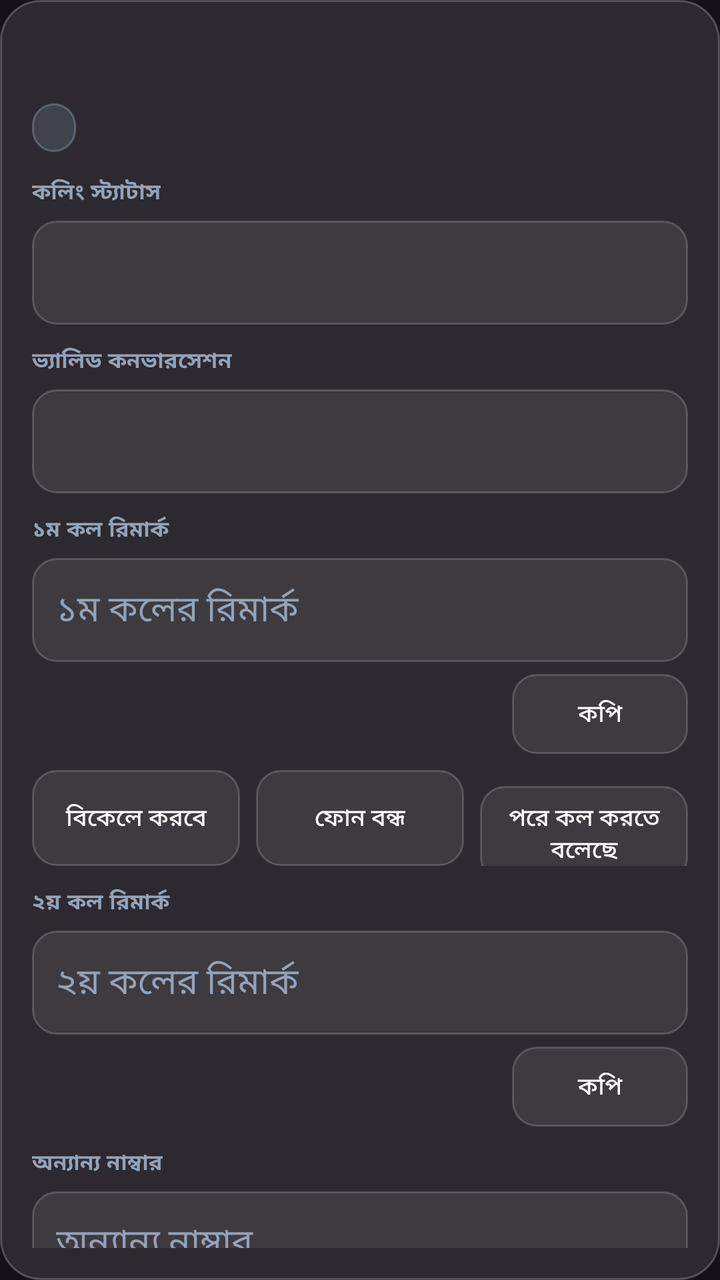
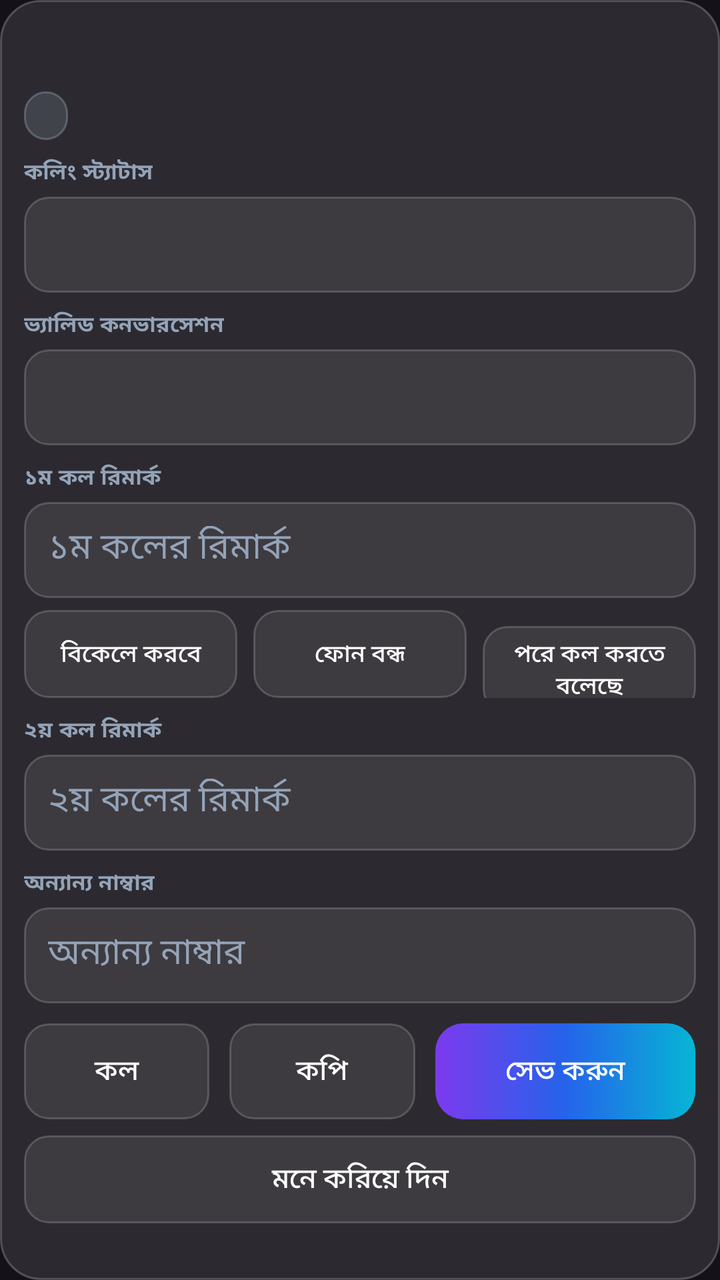

The first picture is an Android layout as it rendered before a commit; the second is the same layout after the commit. The layout source and the unified diff follow.
<!-- AndroidManifest.xml: application theme Theme.Telesales -->
<!-- res/layout/item_row.xml -->
<?xml version="1.0" encoding="utf-8"?>
<LinearLayout xmlns:android="http://schemas.android.com/apk/res/android"
    xmlns:app="http://schemas.android.com/apk/res-auto"
    android:layout_width="match_parent" android:layout_height="wrap_content"
    android:orientation="vertical" android:background="@drawable/glass_card"
    android:layout_margin="6dp" android:padding="16dp">
    <LinearLayout android:layout_width="match_parent" android:layout_height="wrap_content"
        android:orientation="horizontal" android:gravity="center_vertical">
        <TextView android:id="@+id/tvNumber" android:layout_width="0dp" android:layout_height="wrap_content"
            android:layout_weight="1" android:textSize="19sp" android:textStyle="bold"
            android:textColor="@color/white" />
        <TextView android:id="@+id/tvRow" android:layout_width="wrap_content" android:layout_height="wrap_content"
            android:textSize="12sp" android:textColor="@color/lavender" />
    </LinearLayout>
    <LinearLayout android:layout_width="match_parent" android:layout_height="wrap_content"
        android:orientation="horizontal" android:layout_marginTop="10dp">
        <TextView android:id="@+id/tvChipStatus" android:layout_width="wrap_content"
            android:layout_height="wrap_content" android:background="@drawable/chip_grey"
            android:paddingHorizontal="11dp" android:paddingVertical="4dp"
            android:textSize="12sp" android:textStyle="bold" android:textColor="@color/white" />
        <TextView android:id="@+id/tvChipValid" android:layout_width="wrap_content"
            android:layout_height="wrap_content" android:background="@drawable/chip_blue"
            android:paddingHorizontal="11dp" android:paddingVertical="4dp"
            android:layout_marginStart="8dp" android:textSize="12sp" android:textStyle="bold"
            android:textColor="@color/white" android:visibility="gone" />
    </LinearLayout>
    <TextView android:id="@+id/tvHistory" android:layout_width="match_parent"
        android:layout_height="wrap_content" android:textSize="12sp" android:textColor="@color/muted_light"
        android:layout_marginTop="8dp" android:visibility="gone" />
    <TextView android:layout_width="wrap_content" android:layout_height="wrap_content"
        android:text="কলিং স্ট্যাটাস" android:textSize="11sp" android:textStyle="bold"
        android:textColor="@color/muted_light" android:letterSpacing="0.05" android:layout_marginTop="12dp" />
    <Spinner android:id="@+id/spStatus" android:layout_width="match_parent" android:layout_height="52dp"
        android:background="@drawable/glass_field" android:layout_marginTop="6dp" />
    <TextView android:layout_width="wrap_content" android:layout_height="wrap_content"
        android:text="ভ্যালিড কনভারসেশন" android:textSize="11sp" android:textStyle="bold"
        android:textColor="@color/muted_light" android:letterSpacing="0.05" android:layout_marginTop="10dp" />
    <Spinner android:id="@+id/spValid" android:layout_width="match_parent" android:layout_height="52dp"
        android:background="@drawable/glass_field" android:layout_marginTop="6dp" />
    <TextView android:layout_width="wrap_content" android:layout_height="wrap_content"
        android:text="১ম কল রিমার্ক" android:textSize="11sp" android:textStyle="bold"
        android:textColor="@color/muted_light" android:letterSpacing="0.05" android:layout_marginTop="10dp" />
    <com.google.android.material.textfield.TextInputEditText android:id="@+id/etRemark1"
        android:layout_width="match_parent" android:layout_height="52dp" android:hint="১ম কলের রিমার্ক"
        android:background="@drawable/glass_field" android:padding="12dp" android:layout_marginTop="6dp"
        android:textColor="@color/white" android:textColorHint="@color/muted_light" />
    
    <LinearLayout android:layout_width="match_parent" android:layout_height="wrap_content"
        android:orientation="horizontal" android:gravity="end" android:layout_marginTop="6dp">
        <android.widget.Button android:id="@+id/copyRemark1Btn" android:layout_width="wrap_content"
            android:layout_height="40dp" android:paddingHorizontal="16dp" android:text="কপি"
            android:textSize="12sp" android:background="@drawable/glass_field" android:textColor="@color/white" />
    </LinearLayout>
    
    <LinearLayout android:layout_width="match_parent" android:layout_height="wrap_content"
        android:orientation="horizontal" android:layout_marginTop="8dp">
        <android.widget.Button android:id="@+id/phraseBtn1" android:layout_width="0dp"
            android:layout_height="48dp" android:layout_weight="1" android:text="বিকেলে করবে"
            android:textSize="12sp" android:background="@drawable/glass_field" android:textColor="@color/white" />
        <android.widget.Button android:id="@+id/phraseBtn2" android:layout_width="0dp"
            android:layout_height="48dp" android:layout_weight="1" android:layout_marginStart="8dp"
            android:text="ফোন বন্ধ" android:textSize="12sp"
            android:background="@drawable/glass_field" android:textColor="@color/white" />
        <android.widget.Button android:id="@+id/phraseBtn3" android:layout_width="0dp"
            android:layout_height="48dp" android:layout_weight="1" android:layout_marginStart="8dp"
            android:text="পরে কল করতে বলেছে" android:textSize="12sp"
            android:background="@drawable/glass_field" android:textColor="@color/white" />
    </LinearLayout>
    <TextView android:layout_width="wrap_content" android:layout_height="wrap_content"
        android:text="২য় কল রিমার্ক" android:textSize="11sp" android:textStyle="bold"
        android:textColor="@color/muted_light" android:letterSpacing="0.05" android:layout_marginTop="10dp" />
    <com.google.android.material.textfield.TextInputEditText android:id="@+id/etRemark2"
        android:layout_width="match_parent" android:layout_height="52dp" android:hint="২য় কলের রিমার্ক"
        android:background="@drawable/glass_field" android:padding="12dp" android:layout_marginTop="6dp"
        android:textColor="@color/white" android:textColorHint="@color/muted_light" />
    
    <LinearLayout android:layout_width="match_parent" android:layout_height="wrap_content"
        android:orientation="horizontal" android:gravity="end" android:layout_marginTop="6dp">
        <android.widget.Button android:id="@+id/copyRemark2Btn" android:layout_width="wrap_content"
            android:layout_height="40dp" android:paddingHorizontal="16dp" android:text="কপি"
            android:textSize="12sp" android:background="@drawable/glass_field" android:textColor="@color/white" />
    </LinearLayout>
    <TextView android:layout_width="wrap_content" android:layout_height="wrap_content"
        android:text="অন্যান্য নাম্বার" android:textSize="11sp" android:textStyle="bold"
        android:textColor="@color/muted_light" android:letterSpacing="0.05" android:layout_marginTop="10dp" />
    <com.google.android.material.textfield.TextInputEditText android:id="@+id/etOthers"
        android:layout_width="match_parent" android:layout_height="52dp" android:hint="অন্যান্য নাম্বার"
        android:inputType="phone" android:background="@drawable/glass_field" android:padding="12dp"
        android:layout_marginTop="6dp" android:textColor="@color/white" android:textColorHint="@color/muted_light" />
    
    <LinearLayout android:layout_width="match_parent" android:layout_height="wrap_content"
        android:orientation="horizontal" android:gravity="end" android:layout_marginTop="6dp">
        <android.widget.Button android:id="@+id/copyOthersBtn" android:layout_width="wrap_content"
            android:layout_height="40dp" android:paddingHorizontal="16dp" android:text="কপি"
            android:textSize="12sp" android:background="@drawable/glass_field" android:textColor="@color/white" />
    </LinearLayout>
    <LinearLayout android:layout_width="match_parent" android:layout_height="wrap_content"
        android:orientation="horizontal" android:layout_marginTop="14dp">
        <android.widget.Button android:id="@+id/btnCall" android:layout_width="0dp"
            android:layout_height="52dp" android:layout_weight="1" android:text="কল"
            android:background="@drawable/glass_field" android:textColor="@color/white" />
        <android.widget.Button android:id="@+id/btnCopy" android:layout_width="0dp"
            android:layout_height="52dp" android:layout_weight="1"
            android:layout_marginStart="10dp" android:text="কপি"
            android:background="@drawable/glass_field" android:textColor="@color/white" />
        <com.google.android.material.button.MaterialButton android:id="@+id/btnSave"
            android:layout_width="0dp" android:layout_height="52dp" android:layout_weight="1.4"
            android:layout_marginStart="10dp" android:text="সেভ করুন"
            app:backgroundTint="@null" android:background="@drawable/btn_gradient"
            android:textColor="@color/white" />
    </LinearLayout>
    
    <LinearLayout android:layout_width="match_parent" android:layout_height="wrap_content"
        android:orientation="horizontal" android:layout_marginTop="10dp">
        <android.widget.Button android:id="@+id/remindBtn" android:layout_width="match_parent"
            android:layout_height="48dp" android:text="মনে করিয়ে দিন"
            android:background="@drawable/glass_field" android:textColor="@color/white" />
    </LinearLayout>
</LinearLayout>
<!-- resources referenced by this layout -->
<resources>
  <color name="lavender">#C4B5FD</color>
  <color name="muted_light">#94A3B8</color>
  <color name="white">#FFFFFF</color>
  <!-- drawable btn_gradient (drawable) -->
  <?xml version="1.0" encoding="utf-8"?>
  <shape xmlns:android="http://schemas.android.com/apk/res/android" android:shape="rectangle">
      <corners android:radius="14dp" />
      <gradient android:angle="0" android:startColor="@color/violet" android:centerColor="@color/blue" android:endColor="@color/cyan" />
  </shape>
  <!-- drawable chip_blue (drawable) -->
  <?xml version="1.0" encoding="utf-8"?>
  <shape xmlns:android="http://schemas.android.com/apk/res/android" android:shape="rectangle">
      <corners android:radius="100dp" />
      <solid android:color="#3338BDF8" />
      <stroke android:width="1dp" android:color="#6638BDF8" />
  </shape>
  <!-- drawable chip_grey (drawable) -->
  <?xml version="1.0" encoding="utf-8"?>
  <shape xmlns:android="http://schemas.android.com/apk/res/android" android:shape="rectangle">
      <corners android:radius="100dp" />
      <solid android:color="#3394A3B8" />
      <stroke android:width="1dp" android:color="#6694A3B8" />
  </shape>
  <!-- drawable glass_card (drawable) -->
  <?xml version="1.0" encoding="utf-8"?>
  <shape xmlns:android="http://schemas.android.com/apk/res/android" android:shape="rectangle">
      <corners android:radius="20dp" />
      <solid android:color="@color/glass_white" />
      <stroke android:width="1dp" android:color="@color/glass_border" />
  </shape>
  <!-- drawable glass_field (drawable) -->
  <?xml version="1.0" encoding="utf-8"?>
  <shape xmlns:android="http://schemas.android.com/apk/res/android" android:shape="rectangle">
      <corners android:radius="12dp" />
      <solid android:color="@color/field_bg" />
      <stroke android:width="1dp" android:color="@color/field_border" />
  </shape>
  <style name="Theme.Telesales" parent="Theme.Material3.Dark.NoActionBar">
          <item name="colorPrimary">@color/violet</item>
          <item name="colorPrimaryVariant">@color/blue</item>
          <item name="android:textColorPrimary">@color/white</item>
          <item name="android:textColorSecondary">@color/muted_light</item>
      </style>
  <color name="violet">#7C3AED</color>
  <color name="blue">#2563EB</color>
  <color name="cyan">#06B6D4</color>
  <color name="glass_white">#1AFFFFFF</color>
  <color name="glass_border">#38FFFFFF</color>
  <color name="field_bg">#14FFFFFF</color>
  <color name="field_border">#2EFFFFFF</color>
</resources>

<!-- the commit's change to res/layout/item_row.xml (unified diff, before → after) -->
@@ -3,7 +3,7 @@
     xmlns:app="http://schemas.android.com/apk/res-auto"
     android:layout_width="match_parent" android:layout_height="wrap_content"
     android:orientation="vertical" android:background="@drawable/glass_card"
-    android:layout_margin="6dp" android:padding="16dp">
+    android:layout_margin="6dp" android:padding="12dp">
     <LinearLayout android:layout_width="match_parent" android:layout_height="wrap_content"
         android:orientation="horizontal" android:gravity="center_vertical">
         <TextView android:id="@+id/tvNumber" android:layout_width="0dp" android:layout_height="wrap_content"
@@ -13,7 +13,7 @@
             android:textSize="12sp" android:textColor="@color/lavender" />
     </LinearLayout>
     <LinearLayout android:layout_width="match_parent" android:layout_height="wrap_content"
-        android:orientation="horizontal" android:layout_marginTop="10dp">
+        android:orientation="horizontal" android:layout_marginTop="8dp">
         <TextView android:id="@+id/tvChipStatus" android:layout_width="wrap_content"
             android:layout_height="wrap_content" android:background="@drawable/chip_grey"
             android:paddingHorizontal="11dp" android:paddingVertical="4dp"
@@ -26,94 +26,73 @@
     </LinearLayout>
     <TextView android:id="@+id/tvHistory" android:layout_width="match_parent"
         android:layout_height="wrap_content" android:textSize="12sp" android:textColor="@color/muted_light"
-        android:layout_marginTop="8dp" android:visibility="gone" />
+        android:layout_marginTop="6dp" android:visibility="gone" />
     <TextView android:layout_width="wrap_content" android:layout_height="wrap_content"
         android:text="কলিং স্ট্যাটাস" android:textSize="11sp" android:textStyle="bold"
-        android:textColor="@color/muted_light" android:letterSpacing="0.05" android:layout_marginTop="12dp" />
-    <Spinner android:id="@+id/spStatus" android:layout_width="match_parent" android:layout_height="52dp"
-        android:background="@drawable/glass_field" android:layout_marginTop="6dp" />
+        android:textColor="@color/muted_light" android:letterSpacing="0.05" android:layout_marginTop="8dp" />
+    <Spinner android:id="@+id/spStatus" android:layout_width="match_parent" android:layout_height="48dp"
+        android:background="@drawable/glass_field" android:layout_marginTop="4dp" />
     <TextView android:layout_width="wrap_content" android:layout_height="wrap_content"
         android:text="ভ্যালিড কনভারসেশন" android:textSize="11sp" android:textStyle="bold"
-        android:textColor="@color/muted_light" android:letterSpacing="0.05" android:layout_marginTop="10dp" />
-    <Spinner android:id="@+id/spValid" android:layout_width="match_parent" android:layout_height="52dp"
-        android:background="@drawable/glass_field" android:layout_marginTop="6dp" />
+        android:textColor="@color/muted_light" android:letterSpacing="0.05" android:layout_marginTop="8dp" />
+    <Spinner android:id="@+id/spValid" android:layout_width="match_parent" android:layout_height="48dp"
+        android:background="@drawable/glass_field" android:layout_marginTop="4dp" />
     <TextView android:layout_width="wrap_content" android:layout_height="wrap_content"
         android:text="১ম কল রিমার্ক" android:textSize="11sp" android:textStyle="bold"
-        android:textColor="@color/muted_light" android:letterSpacing="0.05" android:layout_marginTop="10dp" />
+        android:textColor="@color/muted_light" android:letterSpacing="0.05" android:layout_marginTop="8dp" />
     <com.google.android.material.textfield.TextInputEditText android:id="@+id/etRemark1"
-        android:layout_width="match_parent" android:layout_height="52dp" android:hint="১ম কলের রিমার্ক"
-        android:background="@drawable/glass_field" android:padding="12dp" android:layout_marginTop="6dp"
+        android:layout_width="match_parent" android:layout_height="48dp" android:hint="১ম কলের রিমার্ক"
+        android:background="@drawable/glass_field" android:padding="12dp" android:layout_marginTop="4dp"
         android:textColor="@color/white" android:textColorHint="@color/muted_light" />
     
     <LinearLayout android:layout_width="match_parent" android:layout_height="wrap_content"
-        android:orientation="horizontal" android:gravity="end" android:layout_marginTop="6dp">
-        <android.widget.Button android:id="@+id/copyRemark1Btn" android:layout_width="wrap_content"
-            android:layout_height="40dp" android:paddingHorizontal="16dp" android:text="কপি"
-            android:textSize="12sp" android:background="@drawable/glass_field" android:textColor="@color/white" />
-    </LinearLayout>
-    
-    <LinearLayout android:layout_width="match_parent" android:layout_height="wrap_content"
-        android:orientation="horizontal" android:layout_marginTop="8dp">
+        android:orientation="horizontal" android:layout_marginTop="6dp">
         <android.widget.Button android:id="@+id/phraseBtn1" android:layout_width="0dp"
-            android:layout_height="48dp" android:layout_weight="1" android:text="বিকেলে করবে"
+            android:layout_height="44dp" android:layout_weight="1" android:text="বিকেলে করবে"
             android:textSize="12sp" android:background="@drawable/glass_field" android:textColor="@color/white" />
         <android.widget.Button android:id="@+id/phraseBtn2" android:layout_width="0dp"
-            android:layout_height="48dp" android:layout_weight="1" android:layout_marginStart="8dp"
+            android:layout_height="44dp" android:layout_weight="1" android:layout_marginStart="8dp"
             android:text="ফোন বন্ধ" android:textSize="12sp"
             android:background="@drawable/glass_field" android:textColor="@color/white" />
         <android.widget.Button android:id="@+id/phraseBtn3" android:layout_width="0dp"
-            android:layout_height="48dp" android:layout_weight="1" android:layout_marginStart="8dp"
+            android:layout_height="44dp" android:layout_weight="1" android:layout_marginStart="8dp"
             android:text="পরে কল করতে বলেছে" android:textSize="12sp"
             android:background="@drawable/glass_field" android:textColor="@color/white" />
     </LinearLayout>
     <TextView android:layout_width="wrap_content" android:layout_height="wrap_content"
         android:text="২য় কল রিমার্ক" android:textSize="11sp" android:textStyle="bold"
-        android:textColor="@color/muted_light" android:letterSpacing="0.05" android:layout_marginTop="10dp" />
+        android:textColor="@color/muted_light" android:letterSpacing="0.05" android:layout_marginTop="8dp" />
     <com.google.android.material.textfield.TextInputEditText android:id="@+id/etRemark2"
-        android:layout_width="match_parent" android:layout_height="52dp" android:hint="২য় কলের রিমার্ক"
-        android:background="@drawable/glass_field" android:padding="12dp" android:layout_marginTop="6dp"
+        android:layout_width="match_parent" android:layout_height="48dp" android:hint="২য় কলের রিমার্ক"
+        android:background="@drawable/glass_field" android:padding="12dp" android:layout_marginTop="4dp"
         android:textColor="@color/white" android:textColorHint="@color/muted_light" />
-    
-    <LinearLayout android:layout_width="match_parent" android:layout_height="wrap_content"
-        android:orientation="horizontal" android:gravity="end" android:layout_marginTop="6dp">
-        <android.widget.Button android:id="@+id/copyRemark2Btn" android:layout_width="wrap_content"
-            android:layout_height="40dp" android:paddingHorizontal="16dp" android:text="কপি"
-            android:textSize="12sp" android:background="@drawable/glass_field" android:textColor="@color/white" />
-    </LinearLayout>
     <TextView android:layout_width="wrap_content" android:layout_height="wrap_content"
         android:text="অন্যান্য নাম্বার" android:textSize="11sp" android:textStyle="bold"
-        android:textColor="@color/muted_light" android:letterSpacing="0.05" android:layout_marginTop="10dp" />
+        android:textColor="@color/muted_light" android:letterSpacing="0.05" android:layout_marginTop="8dp" />
     <com.google.android.material.textfield.TextInputEditText android:id="@+id/etOthers"
-        android:layout_width="match_parent" android:layout_height="52dp" android:hint="অন্যান্য নাম্বার"
+        android:layout_width="match_parent" android:layout_height="48dp" android:hint="অন্যান্য নাম্বার"
         android:inputType="phone" android:background="@drawable/glass_field" android:padding="12dp"
-        android:layout_marginTop="6dp" android:textColor="@color/white" android:textColorHint="@color/muted_light" />
-    
+        android:layout_marginTop="4dp" android:textColor="@color/white" android:textColorHint="@color/muted_light" />
     <LinearLayout android:layout_width="match_parent" android:layout_height="wrap_content"
-        android:orientation="horizontal" android:gravity="end" android:layout_marginTop="6dp">
-        <android.widget.Button android:id="@+id/copyOthersBtn" android:layout_width="wrap_content"
-            android:layout_height="40dp" android:paddingHorizontal="16dp" android:text="কপি"
-            android:textSize="12sp" android:background="@drawable/glass_field" android:textColor="@color/white" />
-    </LinearLayout>
-    <LinearLayout android:layout_width="match_parent" android:layout_height="wrap_content"
-        android:orientation="horizontal" android:layout_marginTop="14dp">
+        android:orientation="horizontal" android:layout_marginTop="10dp">
         <android.widget.Button android:id="@+id/btnCall" android:layout_width="0dp"
-            android:layout_height="52dp" android:layout_weight="1" android:text="কল"
+            android:layout_height="48dp" android:layout_weight="1" android:text="কল"
             android:background="@drawable/glass_field" android:textColor="@color/white" />
         <android.widget.Button android:id="@+id/btnCopy" android:layout_width="0dp"
-            android:layout_height="52dp" android:layout_weight="1"
+            android:layout_height="48dp" android:layout_weight="1"
             android:layout_marginStart="10dp" android:text="কপি"
             android:background="@drawable/glass_field" android:textColor="@color/white" />
         <com.google.android.material.button.MaterialButton android:id="@+id/btnSave"
-            android:layout_width="0dp" android:layout_height="52dp" android:layout_weight="1.4"
+            android:layout_width="0dp" android:layout_height="48dp" android:layout_weight="1.4"
             android:layout_marginStart="10dp" android:text="সেভ করুন"
             app:backgroundTint="@null" android:background="@drawable/btn_gradient"
             android:textColor="@color/white" />
     </LinearLayout>
     
     <LinearLayout android:layout_width="match_parent" android:layout_height="wrap_content"
-        android:orientation="horizontal" android:layout_marginTop="10dp">
+        android:orientation="horizontal" android:layout_marginTop="8dp">
         <android.widget.Button android:id="@+id/remindBtn" android:layout_width="match_parent"
-            android:layout_height="48dp" android:text="মনে করিয়ে দিন"
+            android:layout_height="44dp" android:text="মনে করিয়ে দিন"
             android:background="@drawable/glass_field" android:textColor="@color/white" />
     </LinearLayout>
 </LinearLayout>
